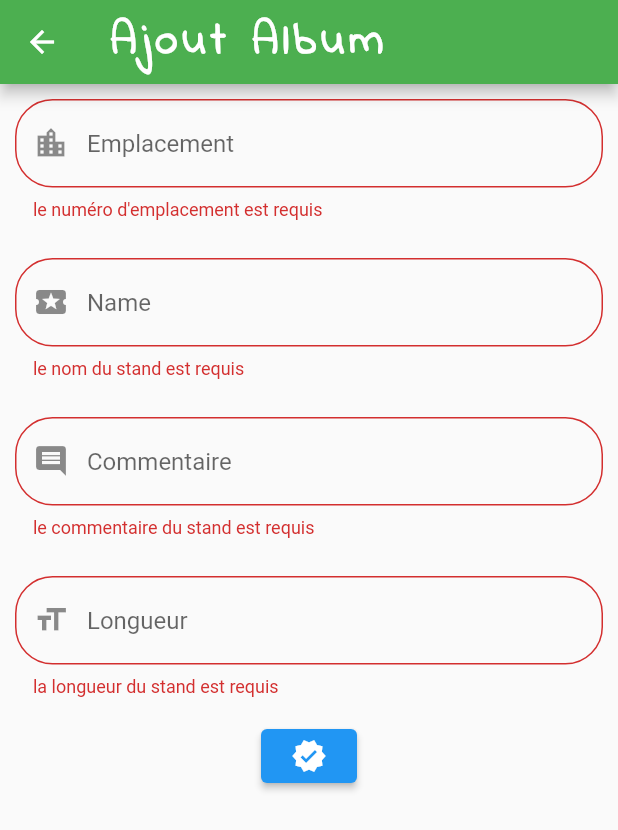
After one commit to mamad67M/Brocante_ultime, a Flutter app: the AddStandForm screen opened by its route, after a tap on the "verified" icon, on a phone screen of 412 x 824 dp. The commit adds this screen. Shown: the top 830 px of the screen. Run offline on Flutter 3.47's test engine with Material 2 defaults, Android fonts, the phone set to English and light mode, and no system bars; our stand-ins replace flutter_secure_storage, image_picker; accounts and stored records are empty.

```diff
--- /dev/null
+++ b/lib/screen/AddStandForm.dart
@@ -0,0 +1,215 @@
+import 'dart:convert';
+
+import 'package:flutter/material.dart';
+import 'package:flutter_app_brocante/widgets/InputDeco_design.dart';
+import 'package:http/http.dart' as http;
+
+class AddStandForm extends StatefulWidget {
+  final List list;
+  final int index;
+
+  const AddStandForm(
+      {Key key, this.list,this.index})
+      : super(key: key);
+  @override
+  _AddStandFormState createState() => _AddStandFormState();
+}
+
+class _AddStandFormState extends State<AddStandForm> {
+
+  String numemp;
+  String comment;
+  String name;
+  String longueur;
+  String zero;
+
+
+
+
+  bool editmode = false;
+
+  final _formKey = GlobalKey<FormState>();
+
+  Future addUpdateData() async{
+    print('Enter API call Stand');
+    var url = "http://jdevalik.fr/api/brocante/api/createstand.php";
+    Uri uri = Uri.parse(url);
+    try {
+      String body;
+      body = jsonEncode(<String, String>{
+        'numemp' : numemp,
+        'name' : name,
+        'comment' : comment,
+        'longueur' : longueur,
+        'zoneid' : zero,
+        'brocanteid' : zero
+      });
+      var response = await http.post(uri,
+          body: body);
+      print('API call stand Done');
+      print(body);
+
+      // return json.decode(response.body);
+    } catch (e) {
+      print('error Url Create Stand');
+      //print("Error" + e.toString());
+    }
+  }
+
+  @override
+  void initState() {
+    // TODO: implement initState
+    if(widget.index!=null){
+      editmode = true;
+         }
+    super.initState();
+  }
+
+  @override
+  void dispose() {
+    // TODO: implement dispose
+//1    numempController.dispose();
+    super.dispose();
+  }
+
+  Widget buildInNumemp(){
+   return Padding(
+      padding: const EdgeInsets.only(
+          bottom: 15, left: 10, right: 10),
+      child: TextFormField(
+        keyboardType: TextInputType.text,
+        decoration: buildInputDecoration(Icons.location_city, "Emplacement"),
+        validator: (String value) {
+          if (value.isEmpty) {
+            return 'le numéro d\'emplacement est requis';
+          }
+          return null;
+        },
+        onSaved: (String value) {
+          numemp = value;
+        },
+      ),
+    );
+  }
+
+  Widget builtInName(){
+    return Padding(
+      padding: const EdgeInsets.only(
+          bottom: 15, left: 10, right: 10),
+      child: TextFormField(
+        keyboardType: TextInputType.text,
+        decoration: buildInputDecoration(Icons.local_activity, "Name"),
+        validator: (String value) {
+          if (value.isEmpty) {
+            return 'le nom du stand est requis';
+          }
+          return null;
+        },
+        onSaved: (String value) {
+          name = value;
+        },
+      ),
+    );
+  }
+
+  Widget builtInComment(){
+    return Padding(
+      padding: const EdgeInsets.only(
+          bottom: 15, left: 10, right: 10),
+      child: TextFormField(
+        keyboardType: TextInputType.text,
+        decoration: buildInputDecoration(Icons.comment, "Commentaire"),
+        validator: (String value) {
+          if (value.isEmpty) {
+            return 'le commentaire du stand est requis';
+          }
+          return null;
+        },
+        onSaved: (String value) {
+          comment = value;
+        },
+      ),
+    );
+  }
+
+  Widget builtInLongueur(){
+    return Padding(
+      padding: const EdgeInsets.only(
+          bottom: 15, left: 10, right: 10),
+      child: TextFormField(
+        keyboardType: TextInputType.text,
+        decoration: buildInputDecoration(Icons.format_size, "Longueur"),
+        validator: (String value) {
+          if (value.isEmpty) {
+            return 'la longueur du stand est requis';
+          }
+          return null;
+        },
+        onSaved: (String value) {
+          longueur = value;
+        },
+      ),
+    );
+  }
+
+  @override
+  Widget build(BuildContext context) {
+    return Scaffold(
+        appBar: AppBar(
+          backgroundColor: Colors.green,
+            title: Text(editmode?'Modifier':'Ajout Album',
+          style: TextStyle(
+              fontSize: 30,
+              fontWeight: FontWeight.bold,
+              color: Colors.white,
+              fontFamily:  'IndieFlower',
+              letterSpacing: 3.5
+          ),
+        )) ,
+
+        body: SingleChildScrollView(
+
+        child: Form(
+
+        key: _formKey,
+        child: Column(
+
+          mainAxisAlignment: MainAxisAlignment.center,
+          children: [
+
+            SizedBox(
+              height: 10,
+            ),
+
+            buildInNumemp(),
+            SizedBox(
+              height: 10,
+            ),
+            builtInName(),
+            SizedBox(
+              height: 10,
+            ),
+            builtInComment(),
+            SizedBox(
+              height: 10,
+            ),
+            builtInLongueur(),
+            ElevatedButton(onPressed: (){
+                if(_formKey.currentState.validate())
+                 {
+                   _formKey.currentState.save();
+                   addUpdateData();
+                   Navigator.pop(context);
+                 }
+
+            },
+                child: Icon(Icons.verified)
+
+            ),
+          ],
+        )
+       )
+     )
+    );
+  }
+}
--- a/lib/screen/gallery_stands_screen.dart
+++ b/lib/screen/gallery_stands_screen.dart
@@ -57,7 +57,7 @@ class GalleryVillagePhotos extends StatelessWidget {
                     ),
                     itemBuilder: (BuildContext context, int index){
                       List list = snapshot.data;
-                      return Image.network("http://10.0.2.2/API/Employee/api/uploads/${list[index]['filename']}");
+                      return Image.network("http://jdevalik.fr/api/brocante/api/uploads/${list[index]['filename']}");
                 }
             )
             )
--- a/lib/screen/home_screen.dart
+++ b/lib/screen/home_screen.dart
@@ -56,7 +56,7 @@ class _MyHomePageState extends State<MyHomePage> {
                    title: Text((_token==null)?"BROCANTE":"B $_token",
                    style: TextStyle(fontFamily: 'IndieFlower',
                    fontSize: 20,
-                   letterSpacing: 3,
+                   letterSpacing: 2.5,
                    fontWeight: FontWeight.bold),
                    ),
             actions: [
--- a/lib/screen/start_screen.dart
+++ b/lib/screen/start_screen.dart
@@ -24,7 +24,7 @@ class _StartScreenState extends State<StartScreen> {
                 height: double.infinity,
                 width: double.infinity,
                 decoration: BoxDecoration(
-                    color: Colors.red
+                    color: Colors.grey[800]
                 ),
               ),
               Container(
@@ -42,7 +42,7 @@ class _StartScreenState extends State<StartScreen> {
                         style: TextStyle(
                             fontSize: 30,
                             fontWeight: FontWeight.bold,
-                            color: Colors.black,
+                            color: Colors.red,
                           fontFamily:  'IndieFlower',
                           letterSpacing: 3.5
                         ),
@@ -56,7 +56,7 @@ class _StartScreenState extends State<StartScreen> {
                       CircleAvatar(
                         backgroundColor: Colors.white,
                         radius: 70,
-                        child: //Image.network("http://10.0.2.2/API/Employee/api/uploads/woman.jpg")
+                        child:
                         Image(
                             image: AssetImage('assets/woman.jpg',
                             )
--- a/lib/widgets/DrawerSideBar.dart
+++ b/lib/widgets/DrawerSideBar.dart
@@ -29,32 +29,20 @@ class _DrawerSideBarState extends State<DrawerSideBar> {
           visible: widget.isVisible,
           child:CustomListTile(Icons.place, 'Stands',
                () => {Navigator.pushNamed(context, '/stands')})),
-          // CustomListTile(Icons.info, 'Description',
-          //   () => {Navigator.pushNamed(context, '/description')}),
-          // CustomListTile(Icons.add_comment, 'Commentaires',
-          //     () => {Navigator.pushNamed(context, '/comment')}),
-       Visibility(
-          visible: widget.isVisible,
-          child:
-          CustomListTile(Icons.camera_alt, 'Camera',
-                  () => {Navigator.pushNamed(context, '/camera')})),
           CustomListTile(Icons.place, 'Stands',
                   () => {Navigator.pushNamed(context, '/stands')}),
           CustomListTile(Icons.picture_in_picture, 'Galerie',
                  () => {Navigator.pushNamed(context, '/galerie')}),
           CustomListTile(Icons.event, 'Evenements',
                   () => {Navigator.pushNamed(context, '/evenement')}),
+          CustomListTile(Icons.add, 'Ajout Stand',
+                  () => {Navigator.pushNamed(context, '/add_stand')}),
           CustomListTile(Icons.home_repair_service, 'Service',
                   () => {Navigator.pushNamed(context, '/service')}),
-
-         // CustomListTile(Icons.settings, 'radiobutton',
-         //     () => {Navigator.pushNamed(context, '/radiobutton')}),
           CustomListTile(Icons.person, 'Login',
                   () => {Navigator.pushNamed(context, '/login')}),
           CustomListTile(Icons.camera_alt, 'Camera',
                   () => {Navigator.pushNamed(context, '/camera')}),
-         // CustomListTile(Icons.settings, 'DropDown',
-          //        () => {Navigator.pushNamed(context, '/dropdown')}),
           Visibility(
             visible: widget.isVisible,
             child: CustomListTile(Icons.lock, 'admin',
```
Also changed, not shown: lib/main.dart (+3 -18 lines), lib/screen/AddAlbum.dart (deleted, +0 -82 lines), lib/screen/GalleryPhotoDynamic_screen.dart (deleted, +0 -36 lines), lib/screen/GalleryPhotoStatic_screen.dart (deleted, +0 -44 lines), lib/screen/album_screen.dart (deleted, +0 -106 lines), lib/screen/combobox_screen.dart (deleted, +0 -75 lines), lib/screen/radiobuttons.dart (deleted, +0 -114 lines), lib/screen/stand_screen.dart (+12 -15 lines), 2 other files.
